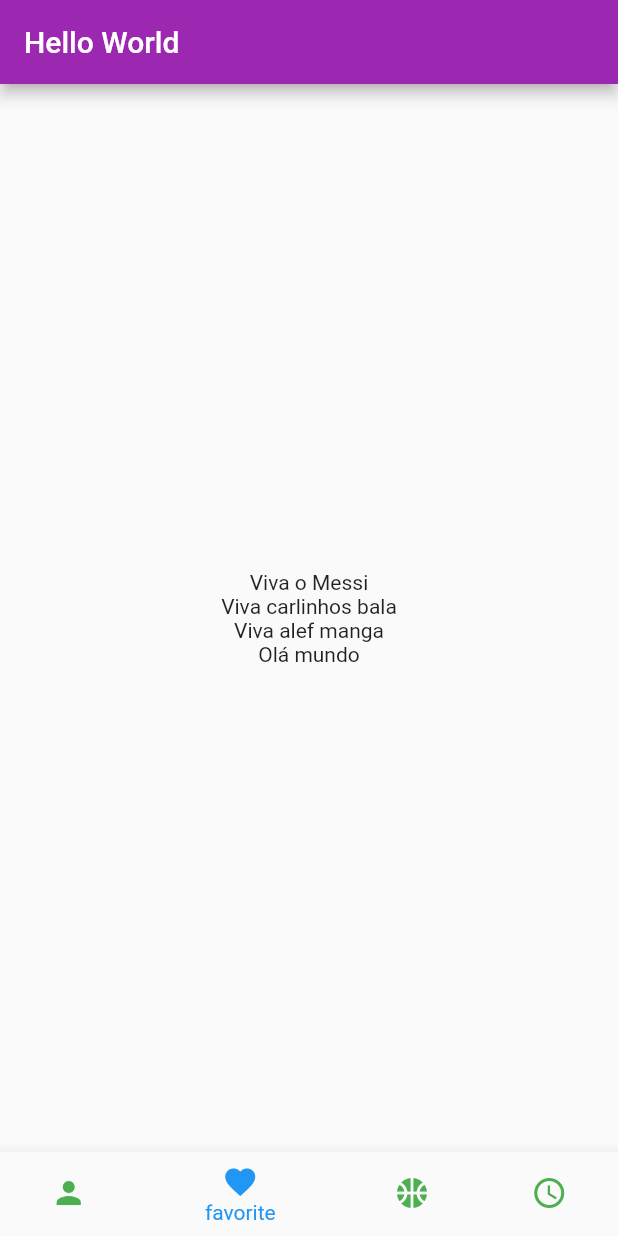
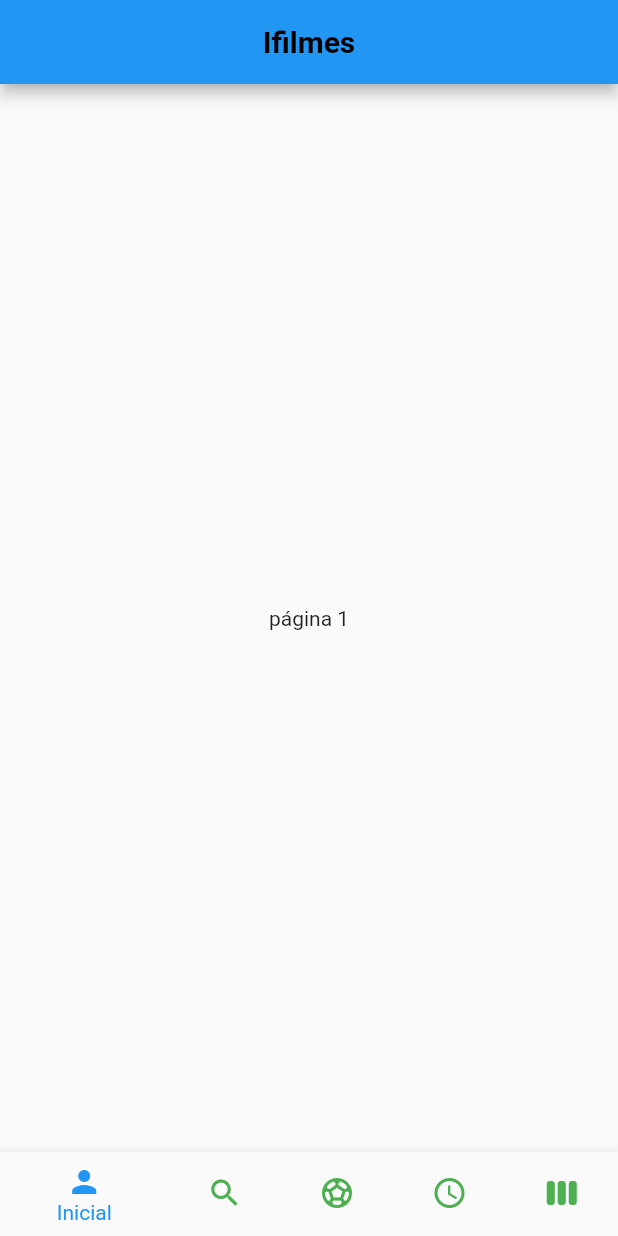
Before and after one commit to italo-mauricio/Flutter_POO1, a Flutter app: the screen it shows after launch, on a phone screen of 412 x 824 dp. Run offline on Flutter 3.47's test engine with Material 2 defaults, Android fonts, the phone set to English and light mode, and no system bars.

Commit message:
feat: add atividade 1

```diff
--- /dev/null
+++ b/flutter_project/lib/Atividades/atividade1.dart
@@ -0,0 +1,82 @@
+import 'package:flutter/material.dart';
+
+void Atividade1() {
+  runApp(MyApp());
+}
+
+class MyApp extends StatefulWidget {
+  @override
+  _MyAppState createState() => _MyAppState();
+}
+
+class _MyAppState extends State<MyApp> {
+
+  int _Index = 0;
+
+  final List<Widget> _pages = [
+    // adicione aqui os widgets que deseja exibir em cada página
+    Center(child: Text("página 1")),
+    Center(child: Text("Página 2")),
+    Center(child: Text("Página 3")),
+    Center(child: Text("Página 4")),
+    Center(child: Text("página 5")),
+  ];
+
+
+  void _onItemTapped(int index) {
+    setState(() {
+      _Index = index;
+    });
+  }
+
+  @override
+  Widget build(BuildContext context) {
+    return MaterialApp(
+      theme: ThemeData(primarySwatch: Colors.blue),
+      home: Scaffold(
+        appBar: AppBar(
+          title: const Text("Ifilmes",
+              style: TextStyle(
+                  color: Colors.black, fontWeight: FontWeight.bold)),
+          centerTitle: true,
+        ),
+        body: IndexedStack(
+          index: _Index,
+          children: _pages,
+        ),
+        bottomNavigationBar: BottomNavigationBar(
+          backgroundColor: Colors.white,
+          currentIndex: _Index,
+          selectedItemColor: Colors.blue,
+          unselectedItemColor: Colors.green,
+          items: const [
+            BottomNavigationBarItem(
+              icon: Icon(Icons.person),
+              label: "Inicial",
+            ),
+            BottomNavigationBarItem(
+              icon: Icon(Icons.search),
+              label: "Visitas",
+            ),
+            BottomNavigationBarItem(
+              icon: Icon(Icons.sports_soccer_outlined),
+              label: "Esportes",
+            ),
+            BottomNavigationBarItem(
+              icon: Icon(Icons.access_time),
+              label: "access_time",
+            ),
+            BottomNavigationBarItem(
+              icon: Icon(Icons.view_week),
+              label: "Visitas",
+            ),
+          ],
+          onTap: _onItemTapped,
+        ),
+      ),
+    );
+  }
+  void telaInicial(){
+
+  }
+}
--- a/flutter_project/lib/main.dart
+++ b/flutter_project/lib/main.dart
@@ -1,69 +1,6 @@
 import 'package:flutter/material.dart';
+import 'Atividades/atividade1.dart';
 
 void main() {
-  runApp(MyApp());
+  Atividade1();
 }
-
-class MyApp extends StatefulWidget {
-  @override
-  _MyAppState createState() => _MyAppState();
-}
-
-class _MyAppState extends State<MyApp> {
-  int _Index = 1;
-
-  void _onItemTapped(int index) {
-    setState(() {
-      _Index = index;
-    });
-  }
-
-  @override
-  Widget build(BuildContext context) {
-    return MaterialApp(
-      theme: ThemeData(primarySwatch: Colors.purple),
-      home: Scaffold(
-
-        appBar: AppBar(title: Text("Hello World")),
-        body: Center(
-          child: Column(
-            mainAxisAlignment: MainAxisAlignment.center,
-            children: const [
-              Text("Viva o Messi"),
-              Text("Viva carlinhos bala"),
-              Text("Viva alef manga"),
-              Text("Olá mundo"),
-            ],
-          ),
-        ),
-        bottomNavigationBar: BottomNavigationBar(
-          backgroundColor: Colors.white,
-          currentIndex: _Index,
-          selectedItemColor:
-              Colors.blue, // cor do ícone e rótulo do item selecionado
-          unselectedItemColor:
-              Colors.green, // cor dos ícones e rótulos dos itens não selecionados
-          items: const [
-            BottomNavigationBarItem(
-              icon: Icon(Icons.person),
-              label: "person",
-            ),
-            BottomNavigationBarItem(
-              icon: Icon(Icons.favorite),
-              label: "favorite",
-            ),
-            BottomNavigationBarItem(
-              icon: Icon(Icons.sports_basketball),
-              label: "sports_basketball",
-            ),
-            BottomNavigationBarItem(
-              icon: Icon(Icons.access_time),
-              label: "access_time",
-            ),
-          ],
-          onTap: _onItemTapped,
-        ),
-      ),
-    );
-  }
-}
--- a/flutter_project/pubspec.yaml
+++ b/flutter_project/pubspec.yaml
@@ -30,6 +30,7 @@
 dependencies:
   flutter:
     sdk: flutter
+  flutter_bloc: ^7.0.0
 
 
   # The following adds the Cupertino Icons font to your application.
```
Also changed, not shown: 1 other file.
